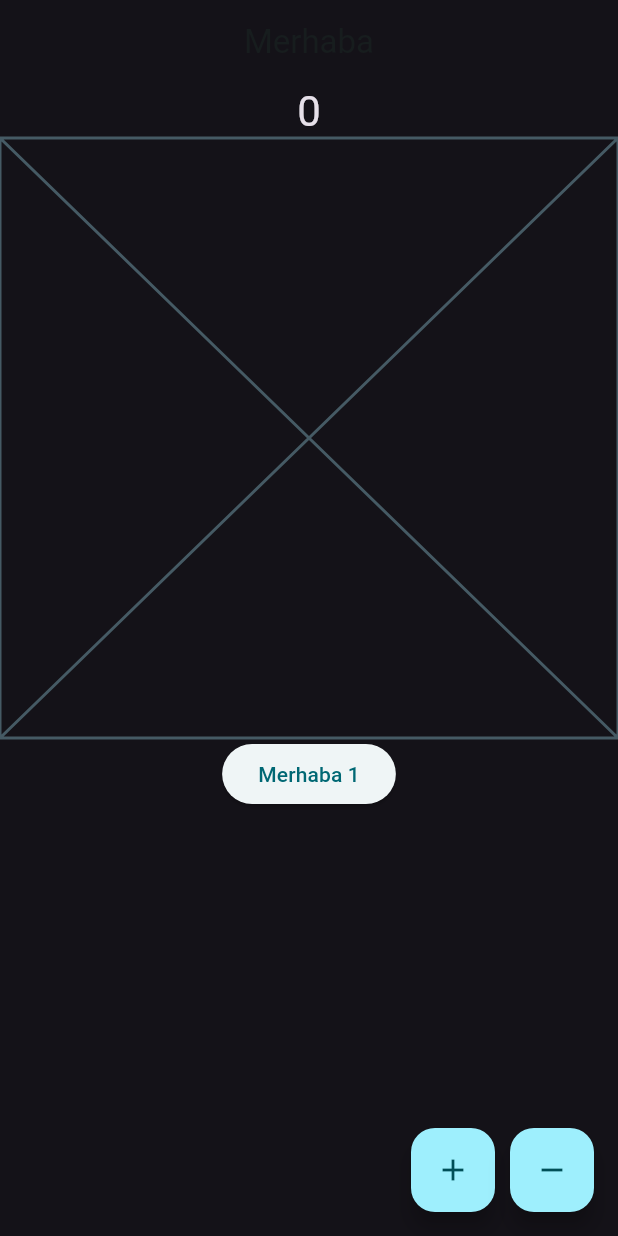
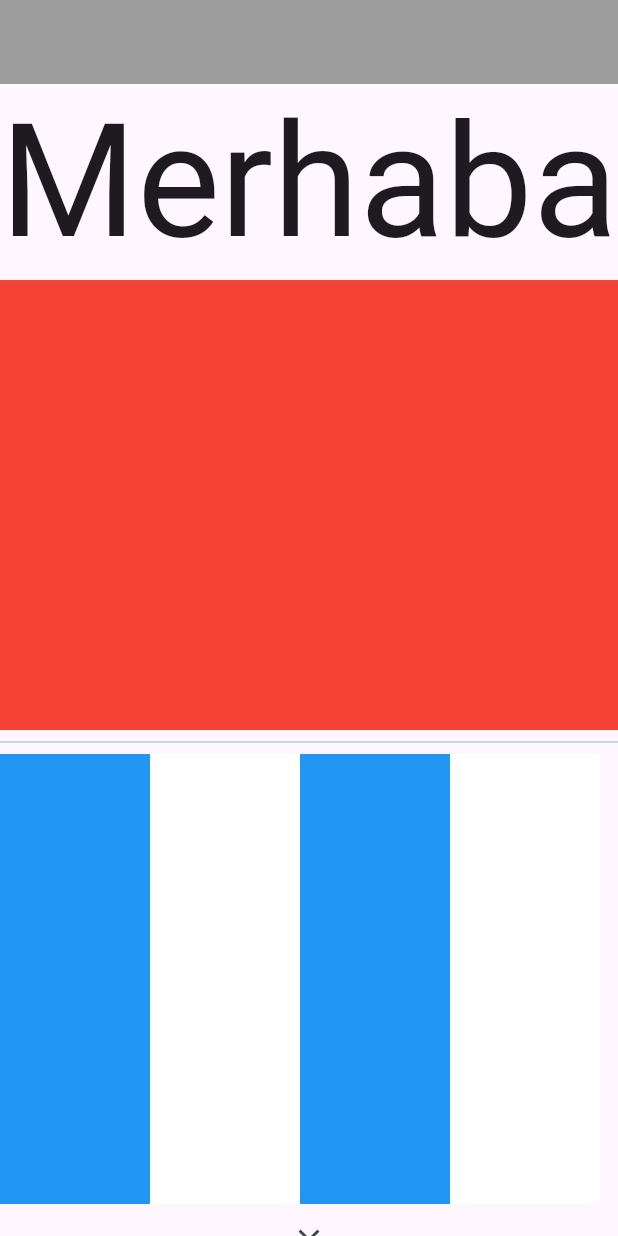
Before and after one commit to PrfFate/Flutter_Learn, a Flutter app: the screen it shows after launch, on a phone screen of 412 x 824 dp. Run offline on Flutter 3.47's test engine with Material 3 defaults, Android fonts, the phone set to English and light mode, and no system bars.

Commit message:
List,Page,StatefullLiceCycle,TextField,LanguageItem,ColorLifeCycle

```diff
--- /dev/null
+++ b/flutter_learn/lib/101/list_view_learn.dart
@@ -0,0 +1,54 @@
+import 'package:flutter/material.dart';
+
+class ListViewLearn extends StatefulWidget {
+  const ListViewLearn({super.key});
+
+  @override
+  State<ListViewLearn> createState() => _ListViewLearnState();
+}
+
+class _ListViewLearnState extends State<ListViewLearn> {
+  @override
+  Widget build(BuildContext context) {
+    return Scaffold(
+        appBar: AppBar(),
+        body: ListView(
+          children: [
+            FittedBox(
+                child: Text('Merhaba',
+                    style: Theme.of(context).textTheme.headlineLarge)),
+            Container(
+              color: Colors.red,
+              height: 300,
+            ),
+            const Divider(),
+            SizedBox(
+              height: 300,
+              child: ListView(
+                padding: EdgeInsets.zero,
+                scrollDirection: Axis.horizontal,
+                children: [
+                  Container(
+                    color: Colors.blue,
+                    width: 100,
+                  ),
+                  Container(
+                    color: Colors.white,
+                    width: 100,
+                  ),
+                  Container(
+                    color: Colors.blue,
+                    width: 100,
+                  ),
+                  Container(
+                    color: Colors.white,
+                    width: 100,
+                  )
+                ],
+              ),
+            ),
+            IconButton(onPressed: () {}, icon: Icon(Icons.close)),
+          ],
+        ));
+  }
+}
--- a/flutter_learn/lib/main.dart
+++ b/flutter_learn/lib/main.dart
@@ -5,8 +5,14 @@ import 'package:flutter_learn/101/column_row_learn.dart';
 import 'package:flutter_learn/101/custom_widget_learn.dart';
 import 'package:flutter_learn/101/indicator_learn.dart';
 import 'package:flutter_learn/101/list_tile_learn.dart';
+import 'package:flutter_learn/101/list_view_learn.dart';
+import 'package:flutter_learn/101/page_view_learn.dart';
 import 'package:flutter_learn/101/stack_learn.dart';
 import 'package:flutter_learn/101/statefull_learn.dart';
+import 'package:flutter_learn/101/statefull_life_cycle_learn.dart';
+import 'package:flutter_learn/101/text_field_learn.dart';
+import 'package:flutter_learn/demos/color_demos_view.dart';
+import 'package:flutter_learn/demos/color_life_cycle_view.dart';
 import 'package:flutter_learn/demos/node_demos_view.dart';
 import 'package:flutter_learn/demos/stack_demos_view.dart';
 
@@ -22,7 +28,7 @@ class MyApp extends StatelessWidget {
     return MaterialApp(
       title: 'Flutter Demo',
       debugShowCheckedModeBanner: false,
-      theme: ThemeData.dark().copyWith(
+      theme: ThemeData.light().copyWith(
           colorScheme: ColorScheme.fromSeed(seedColor: Colors.white)
               .copyWith(error: ColorsItem.sulu),
           progressIndicatorTheme:
@@ -33,12 +39,12 @@ class MyApp extends StatelessWidget {
           ),
           listTileTheme: ListTileThemeData(contentPadding: EdgeInsets.zero),
           appBarTheme: AppBarTheme(
-            backgroundColor: Colors.transparent,
+            backgroundColor: Colors.grey,
             centerTitle: true,
             elevation: 0,
             systemOverlayStyle: SystemUiOverlayStyle.light,
           )),
-      home: const StatefullLearn(),
+      home: ListViewLearn(),
     );
   }
 }
--- a/flutter_learn/lib/product/language/language_items.dart
+++ b/flutter_learn/lib/product/language/language_items.dart
@@ -1,3 +1,4 @@
 class LanguageItems {
   static const welcomeTitle = "Merhaba";
+  static const mailTitle = "Email";
 }
```
Also changed, not shown: flutter_learn/lib/101/page_view_learn.dart (+69 -0 lines), flutter_learn/lib/101/statefull_life_cycle_learn.dart (added, +64 -0 lines), flutter_learn/lib/101/text_field_learn.dart (added, +89 -0 lines), flutter_learn/lib/demos/color_demos_view.dart (added, +80 -0 lines), flutter_learn/lib/demos/color_life_cycle_view.dart (added, +39 -0 lines).
